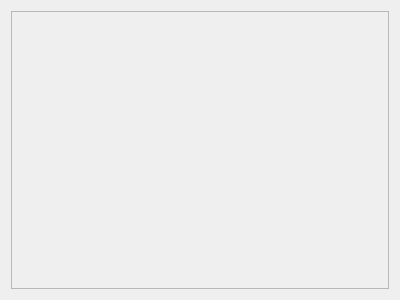
First picture: the form in SimpleManager/RoleSelectionWindow.ui, repository CreativeMetalCat/SimpleManager, before the edit.
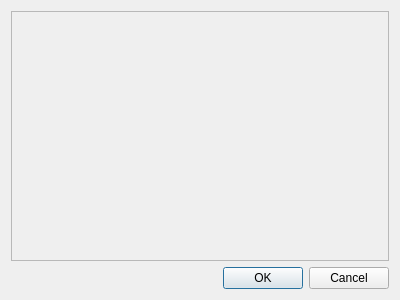
Second picture: the form after the edit.

The edit to the form file:
```diff
--- a/SimpleManager/RoleSelectionWindow.ui
+++ b/SimpleManager/RoleSelectionWindow.ui
@@ -25,12 +25,19 @@
         <x>0</x>
         <y>0</y>
         <width>380</width>
-        <height>280</height>
+        <height>251</height>
        </rect>
       </property>
      </widget>
     </widget>
    </item>
+   <item row="1" column="0">
+    <widget class="QDialogButtonBox" name="buttonBox">
+     <property name="standardButtons">
+      <set>QDialogButtonBox::Cancel|QDialogButtonBox::Ok</set>
+     </property>
+    </widget>
+   </item>
   </layout>
  </widget>
  <layoutdefault spacing="6" margin="11"/>
```
